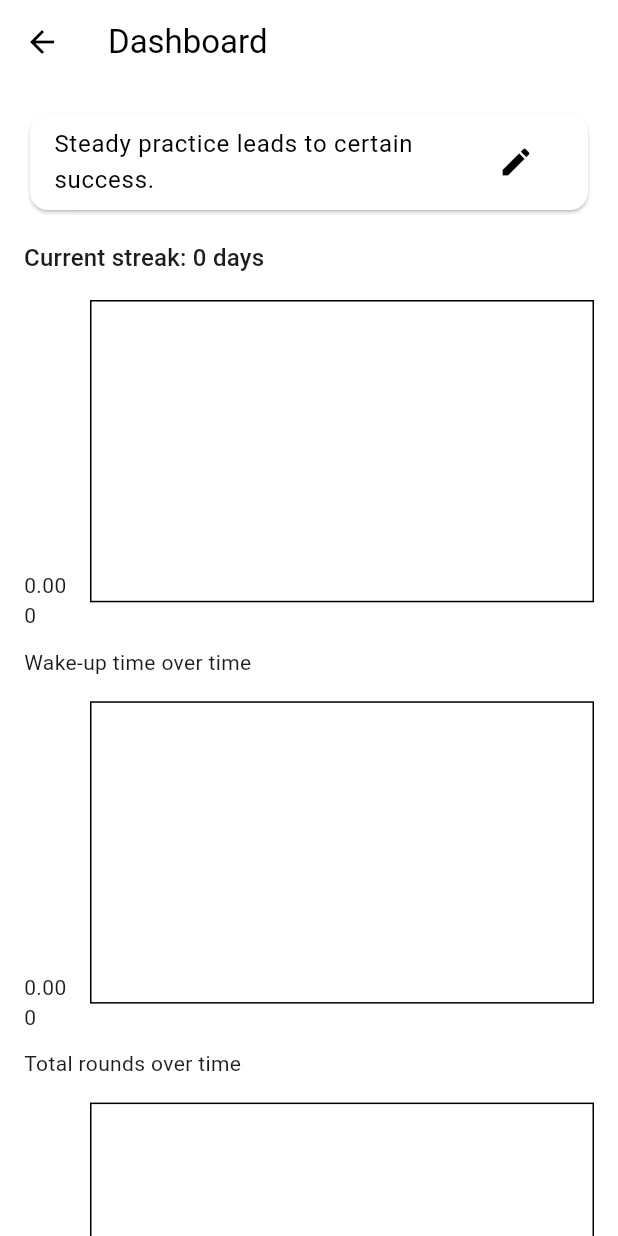
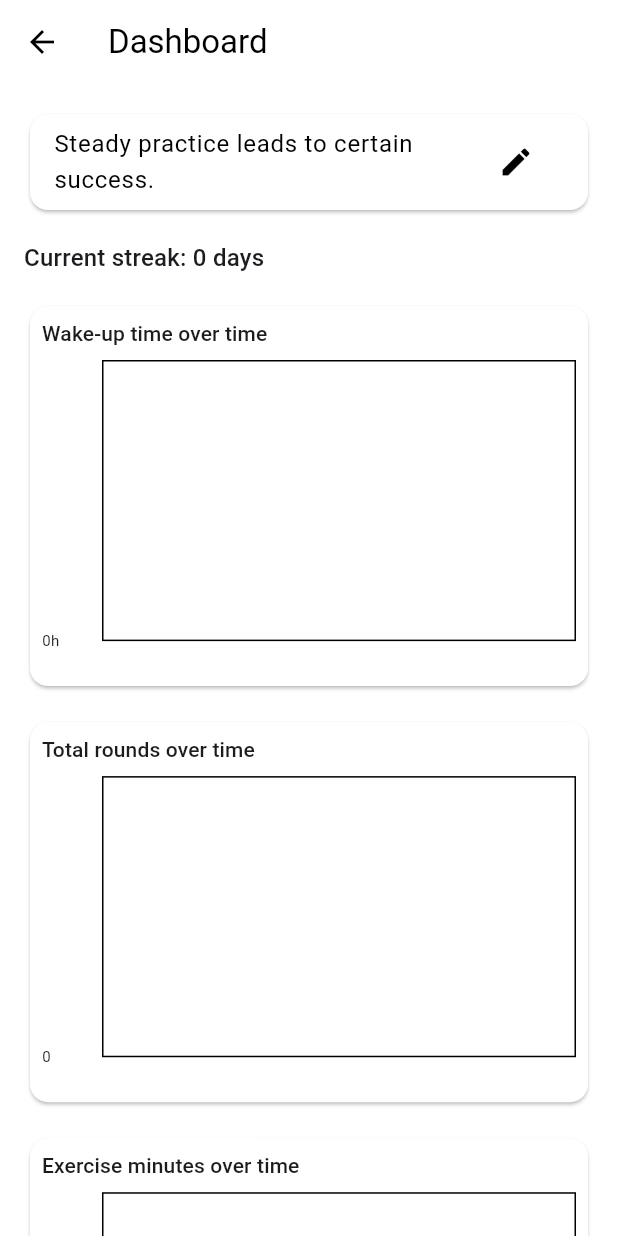
Before and after one commit to VishnuVahanDas/nitya-dasa, a Flutter app: the DashboardPage screen opened directly, on a phone screen of 412 x 824 dp. Run offline on Flutter 3.47's test engine with Material 3 defaults, Android fonts, the phone set to English and light mode, and no system bars; drawn by our look-alikes of fl_chart; our stand-ins replace flutter_local_notifications, google_fonts, just_audio, shared_preferences, timezone; accounts and stored records are empty; Roboto replaces fonts that are missing (Hind).

Commit message:
refactor dashboard charts into card widget

```diff
--- a/lib/dashboard/dashboard_page.dart
+++ b/lib/dashboard/dashboard_page.dart
@@ -144,7 +144,18 @@ class _DashboardPageState extends State<DashboardPage> {
     );
   }
 
-  FlTitlesData _chartTitles() {
+  FlTitlesData _chartTitles({String? yUnit}) {
+    final leftTitles = yUnit == null
+        ? const SideTitles(showTitles: false)
+        : SideTitles(
+            showTitles: true,
+            interval: 1,
+            reservedSize: 40,
+            getTitlesWidget: (value, meta) => Text(
+              '${value.toInt()}${yUnit ?? ''}',
+              style: const TextStyle(fontSize: 10),
+            ),
+          );
     return FlTitlesData(
       show: true,
       bottomTitles: AxisTitles(
@@ -154,6 +165,7 @@ class _DashboardPageState extends State<DashboardPage> {
           getTitlesWidget: _bottomTitleWidgets,
         ),
       ),
+      leftTitles: AxisTitles(sideTitles: leftTitles),
       topTitles: const AxisTitles(sideTitles: SideTitles(showTitles: false)),
       rightTitles: const AxisTitles(sideTitles: SideTitles(showTitles: false)),
     );
@@ -207,7 +219,9 @@ class _DashboardPageState extends State<DashboardPage> {
           Text('Current streak: $_streak days',
               style: Theme.of(context).textTheme.titleMedium),
           const SizedBox(height: 16),
-          AspectRatio(
+          DashboardChartCard(
+            title: 'Wake-up time over time',
+            chart: AspectRatio(
               aspectRatio: 1.7,
               child: LineChart(
                 LineChartData(
@@ -217,15 +231,16 @@ class _DashboardPageState extends State<DashboardPage> {
                       color: Theme.of(context).colorScheme.primary,
                     ),
                   ],
-                titlesData: _chartTitles(),
+                  titlesData: _chartTitles(yUnit: 'h'),
                   gridData: FlGridData(show: false),
                 ),
               ),
             ),
-          const SizedBox(height: 8),
-          const Text('Wake-up time over time'),
+          ),
           const SizedBox(height: 16),
-          AspectRatio(
+          DashboardChartCard(
+            title: 'Total rounds over time',
+            chart: AspectRatio(
               aspectRatio: 1.7,
               child: LineChart(
                 LineChartData(
@@ -235,15 +250,16 @@ class _DashboardPageState extends State<DashboardPage> {
                       color: Theme.of(context).colorScheme.tertiary,
                     ),
                   ],
-                titlesData: _chartTitles(),
+                  titlesData: _chartTitles(yUnit: ''),
                   gridData: FlGridData(show: false),
                 ),
               ),
             ),
-          const SizedBox(height: 8),
-          const Text('Total rounds over time'),
+          ),
           const SizedBox(height: 16),
-          AspectRatio(
+          DashboardChartCard(
+            title: 'Exercise minutes over time',
+            chart: AspectRatio(
               aspectRatio: 1.7,
               child: LineChart(
                 LineChartData(
@@ -253,15 +269,16 @@ class _DashboardPageState extends State<DashboardPage> {
                       color: Theme.of(context).colorScheme.primary,
                     ),
                   ],
-                titlesData: _chartTitles(),
+                  titlesData: _chartTitles(yUnit: 'm'),
                   gridData: FlGridData(show: false),
                 ),
               ),
             ),
-          const SizedBox(height: 8),
-          const Text('Exercise minutes over time'),
+          ),
           const SizedBox(height: 16),
-          AspectRatio(
+          DashboardChartCard(
+            title: 'Reading minutes over time',
+            chart: AspectRatio(
               aspectRatio: 1.7,
               child: LineChart(
                 LineChartData(
@@ -271,15 +288,16 @@ class _DashboardPageState extends State<DashboardPage> {
                       color: Theme.of(context).colorScheme.secondary,
                     ),
                   ],
-                titlesData: _chartTitles(),
+                  titlesData: _chartTitles(yUnit: 'm'),
                   gridData: FlGridData(show: false),
                 ),
               ),
             ),
-          const SizedBox(height: 8),
-          const Text('Reading minutes over time'),
+          ),
           const SizedBox(height: 16),
-          AspectRatio(
+          DashboardChartCard(
+            title: 'Hearing minutes over time',
+            chart: AspectRatio(
               aspectRatio: 1.7,
               child: LineChart(
                 LineChartData(
@@ -289,15 +307,16 @@ class _DashboardPageState extends State<DashboardPage> {
                       color: Theme.of(context).colorScheme.tertiary,
                     ),
                   ],
-                titlesData: _chartTitles(),
+                  titlesData: _chartTitles(yUnit: 'm'),
                   gridData: FlGridData(show: false),
                 ),
               ),
             ),
-          const SizedBox(height: 8),
-          const Text('Hearing minutes over time'),
+          ),
           const SizedBox(height: 16),
-          AspectRatio(
+          DashboardChartCard(
+            title: 'Bedtime over time',
+            chart: AspectRatio(
               aspectRatio: 1.7,
               child: LineChart(
                 LineChartData(
@@ -307,15 +326,16 @@ class _DashboardPageState extends State<DashboardPage> {
                       color: Theme.of(context).colorScheme.primary,
                     ),
                   ],
-                titlesData: _chartTitles(),
+                  titlesData: _chartTitles(yUnit: 'h'),
                   gridData: FlGridData(show: false),
                 ),
               ),
             ),
-          const SizedBox(height: 8),
-          const Text('Bedtime over time'),
+          ),
           const SizedBox(height: 16),
-          AspectRatio(
+          DashboardChartCard(
+            title: 'Urge intensity over time',
+            chart: AspectRatio(
               aspectRatio: 1.7,
               child: LineChart(
                 LineChartData(
@@ -325,15 +345,38 @@ class _DashboardPageState extends State<DashboardPage> {
                       color: Theme.of(context).colorScheme.error,
                     ),
                   ],
-                titlesData: _chartTitles(),
+                  titlesData: _chartTitles(yUnit: ''),
                   gridData: FlGridData(show: false),
                 ),
               ),
             ),
-          const SizedBox(height: 8),
-          const Text('Urge intensity over time'),
+          ),
         ],
       ),
     );
   }
 }
+
+class DashboardChartCard extends StatelessWidget {
+  final String title;
+  final Widget chart;
+
+  const DashboardChartCard({super.key, required this.title, required this.chart});
+
+  @override
+  Widget build(BuildContext context) {
+    return Card(
+      child: Padding(
+        padding: const EdgeInsets.all(8.0),
+        child: Column(
+          crossAxisAlignment: CrossAxisAlignment.start,
+          children: [
+            Text(title, style: Theme.of(context).textTheme.titleSmall),
+            const SizedBox(height: 8),
+            chart,
+          ],
+        ),
+      ),
+    );
+  }
+}
```
Also changed, not shown: 1 other file. Lines whose indentation alone changed are shown as unchanged.
